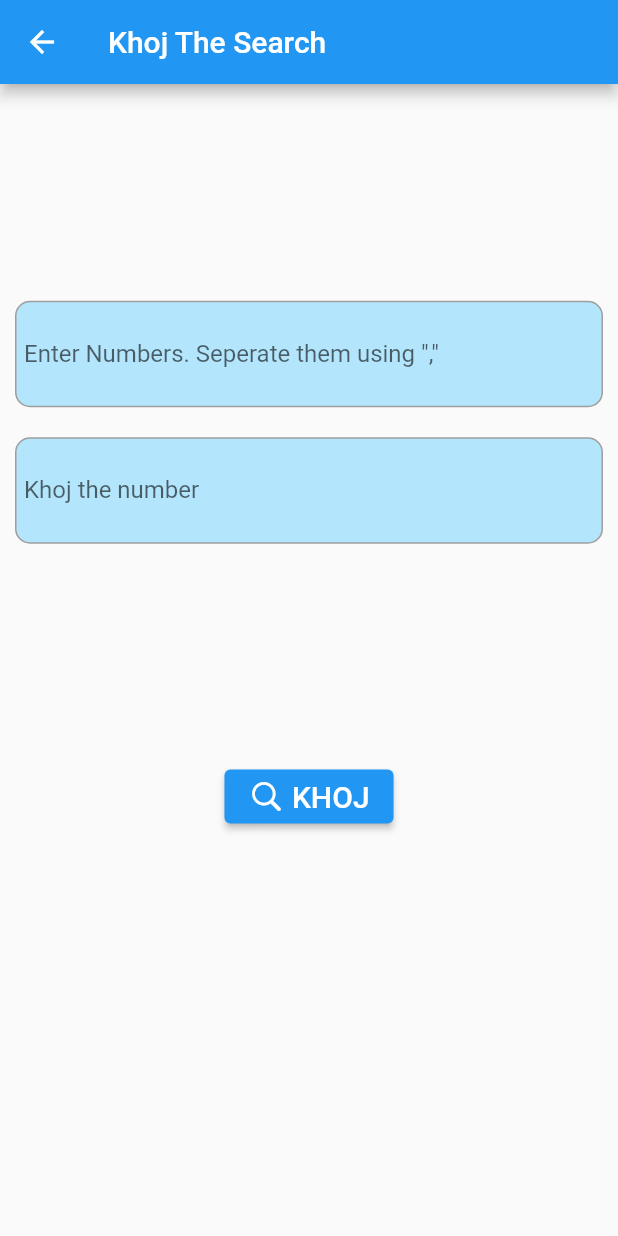
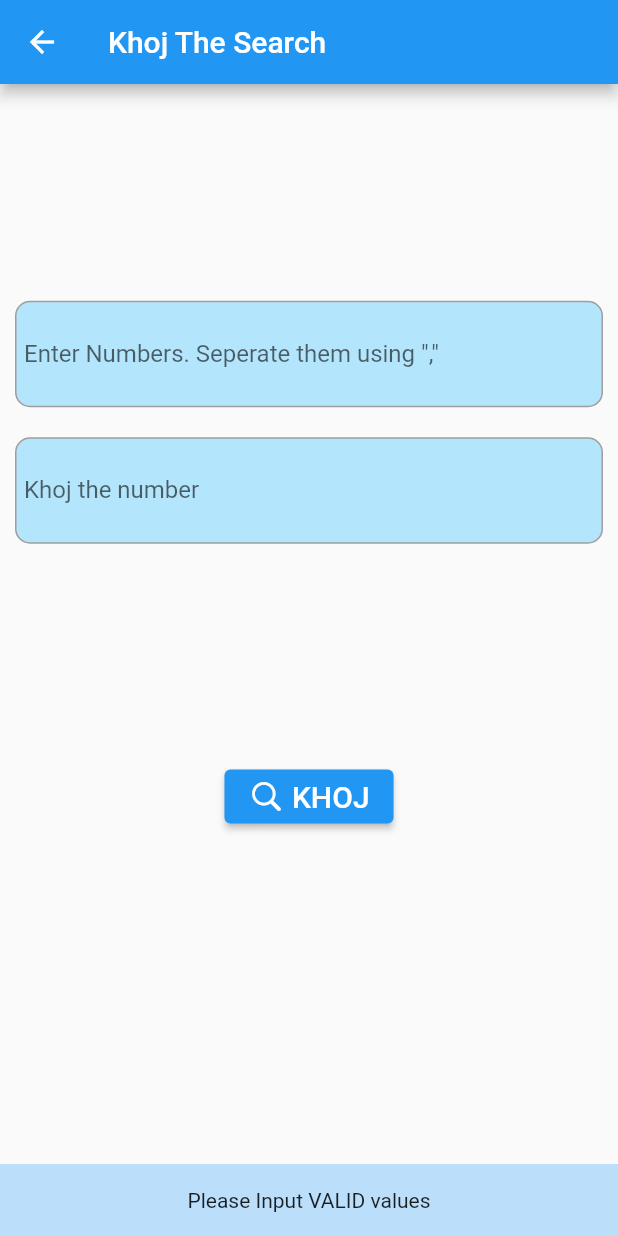
Before and after one commit to joardershawon/ami_coding_pari_na, a Flutter app: the SearchPage screen opened by its route, after a tap on "KHOJ", on a phone screen of 412 x 824 dp. Run offline on Flutter 3.47's test engine with Material 2 defaults, Android fonts, the phone set to English and light mode, and no system bars; drawn by our look-alikes of another_flushbar; our stand-ins replace auto_route, bloc, dartz, flutter_bloc, freezed_annotation, get_it and 2 more; generated files the repository leaves out were written again; network calls fail.

Commit message:
KhojTheSearch

```diff
--- a/lib/application/khoj/khoj_bloc.dart
+++ b/lib/application/khoj/khoj_bloc.dart
@@ -1,10 +1,12 @@
 import 'dart:async';
 
+import 'package:ami_coding_pari_na/domain/khoj/i_khoj_repository.dart';
+import 'package:ami_coding_pari_na/domain/khoj/khoj.dart';
+import 'package:ami_coding_pari_na/domain/khoj/value_object.dart';
+import 'package:ami_coding_pari_na/infrastructure/khoj/khoj_repository.dart';
 import 'package:bloc/bloc.dart';
-import 'package:dartz/dartz.dart';
 import 'package:freezed_annotation/freezed_annotation.dart';
 import 'package:injectable/injectable.dart';
-import 'package:kt_dart/collection.dart';
 
 part 'khoj_event.dart';
 part 'khoj_state.dart';
@@ -12,46 +14,26 @@ part 'khoj_bloc.freezed.dart';
 
 @injectable
 class KhojBloc extends Bloc<KhojEvent, KhojState> {
-  KhojBloc() : super(KhojState.initial());
-
+  KhojBloc(this._ikhojRepository) : super(KhojState.initial());
+  IKhojRepository _ikhojRepository;
   @override
   Stream<KhojState> mapEventToState(
     KhojEvent event,
   ) async* {
-    var arrList = [];
     yield* event.map(
-      started: (e) async* {},
-      arrayPassed: (e) async* {
-        arrList.add(
-          e.arr!.split(","),
+      khojButtonPressed: (e) async* {
+        yield KhojState.khojStarted();
+        _ikhojRepository.putKhoj(
+          Khoj(
+            arrayString: ArrayString(e.arr),
+            searchString: SearchString(e.nmbr),
+          ),
         );
-        yield state.copyWith(arrayList: arrList[0]);
-        print(arrList[0]);
-      },
-      khojNumber: (e) async* {
-        yield state.copyWith(
-          arrayList: state.arrayList,
-          number: e.nmbr,
-        );
-        print(e.nmbr);
-      },
-      khojButtonPressed: (e) async* {
-        print(state.arrayList!);
-        print(state.number);
-        if (state.arrayList!.contains(state.number)) {
-          yield state.copyWith(
-            arrayList: state.arrayList,
-            number: state.number,
-            isTrue: true,
-          );
-        } else {
-          yield state.copyWith(
-            arrayList: state.arrayList,
-            number: state.number,
-            isTrue: false,
-          );
-        }
-        print(state.isTrue);
+
+        var d = await _ikhojRepository.watchAllKhoj();
+        print(d.array);
+        bool isTrue = d.array!.contains(e.nmbr!);
+        yield KhojState.khojEnded(isTrue);
       },
     );
   }
--- a/lib/application/khoj/khoj_event.dart
+++ b/lib/application/khoj/khoj_event.dart
@@ -2,8 +2,8 @@ part of 'khoj_bloc.dart';
 
 @freezed
 class KhojEvent with _$KhojEvent {
-  const factory KhojEvent.started() = _Started;
-  const factory KhojEvent.arrayPassed(String? arr) = _ArrayPassed;
-  const factory KhojEvent.khojNumber(String? nmbr) = _KhojNumber;
-  const factory KhojEvent.khojButtonPressed() = _KhojButtonPressed;
+  const factory KhojEvent.khojButtonPressed({
+    @required String? arr,
+    @required String? nmbr,
+  }) = _KhojButtonPressed;
 }
--- a/lib/application/khoj/khoj_state.dart
+++ b/lib/application/khoj/khoj_state.dart
@@ -2,14 +2,7 @@ part of 'khoj_bloc.dart';
 
 @freezed
 class KhojState with _$KhojState {
-  const factory KhojState({
-    @required bool? isTrue,
-    @required List? arrayList,
-    @required String? number,
-  }) = _KhojState;
-  factory KhojState.initial() => KhojState(
-        isTrue: null,
-        arrayList: [],
-        number: null,
-      );
+  const factory KhojState.initial() = _Initial;
+  const factory KhojState.khojStarted() = _KhojStarted;
+  const factory KhojState.khojEnded(bool isTrue) = _KhojEnded;
 }
--- /dev/null
+++ b/lib/domain/khoj/i_khoj_repository.dart
@@ -0,0 +1,7 @@
+import 'package:ami_coding_pari_na/domain/khoj/khoj.dart';
+import 'package:ami_coding_pari_na/infrastructure/khoj/khoj_db.dart';
+
+abstract class IKhojRepository {
+  Future<KhojDb> watchAllKhoj();
+  void putKhoj(Khoj? khoj);
+}
--- /dev/null
+++ b/lib/domain/khoj/khoj.dart
@@ -0,0 +1,15 @@
+import 'package:ami_coding_pari_na/domain/khoj/value_object.dart';
+import 'package:freezed_annotation/freezed_annotation.dart';
+part 'khoj.freezed.dart';
+
+@freezed
+abstract class Khoj with _$Khoj {
+  const factory Khoj({
+    @required ArrayString? arrayString,
+    @required SearchString? searchString,
+  }) = _Khoj;
+  factory Khoj.empty() => Khoj(
+        arrayString: ArrayString(''),
+        searchString: SearchString(''),
+      );
+}
--- /dev/null
+++ b/lib/domain/khoj/value_object.dart
@@ -0,0 +1,23 @@
+import 'package:ami_coding_pari_na/domain/core/failure.dart';
+import 'package:ami_coding_pari_na/domain/core/value_object.dart';
+import 'package:ami_coding_pari_na/domain/core/value_validators.dart';
+
+import 'package:dartz/dartz.dart';
+
+class ArrayString extends ValueObject<String> {
+  @override
+  final Either<ValueFailure<String>, String> value;
+  factory ArrayString(String? input) {
+    return ArrayString._(validateStringNotEmpty(input!));
+  }
+  const ArrayString._(this.value);
+}
+
+class SearchString extends ValueObject<String> {
+  @override
+  final Either<ValueFailure<String>, String> value;
+  factory SearchString(String? input) {
+    return SearchString._(validateStringNotEmpty(input!));
+  }
+  const SearchString._(this.value);
+}
--- a/lib/presentation/searchPage/widgets/search_body.dart
+++ b/lib/presentation/searchPage/widgets/search_body.dart
@@ -1,6 +1,9 @@
 import 'package:ami_coding_pari_na/application/khoj/khoj_bloc.dart';
+import 'package:another_flushbar/flushbar.dart';
+
 import 'package:flutter/cupertino.dart';
 import 'package:flutter/material.dart';
+import 'package:flutter/services.dart';
 import 'package:flutter_bloc/flutter_bloc.dart';
 
 class SearchBody extends StatelessWidget {
@@ -10,7 +13,24 @@ class SearchBody extends StatelessWidget {
 
   @override
   Widget build(BuildContext context) {
-    return BlocBuilder<KhojBloc, KhojState>(
+    TextEditingController _textController = TextEditingController();
+    TextEditingController _searchTextController = TextEditingController();
+    return BlocConsumer<KhojBloc, KhojState>(
+      listener: (context, state) {
+        state.map(
+          initial: (_) {},
+          khojStarted: (_) => CircularProgressIndicator(),
+          khojEnded: (khoj) => Flushbar(
+            backgroundColor: Colors.blue.shade100,
+            duration: Duration(seconds: 2),
+            messageText: Center(
+              child: Text(
+                khoj.isTrue.toString().toUpperCase(),
+              ),
+            ),
+          )..show(context),
+        );
+      },
       builder: (context, khojState) {
         return SafeArea(
           child: Container(
@@ -32,13 +52,11 @@ class SearchBody extends StatelessWidget {
                         ),
                       ),
                       child: TextFormField(
+                        keyboardType: TextInputType.text,
+                        controller: _textController,
                         decoration: InputDecoration(
                           border: InputBorder.none,
                           labelText: 'Enter Numbers. Seperate them using "," ',
-                        ),
-                        onChanged: (value) =>
-                            BlocProvider.of<KhojBloc>(context).add(
-                          KhojEvent.arrayPassed(value),
                         ),
                       ),
                     ),
@@ -58,13 +76,13 @@ class SearchBody extends StatelessWidget {
                         ),
                       ),
                       child: TextFormField(
+                        inputFormatters: [
+                          FilteringTextInputFormatter.digitsOnly
+                        ],
+                        controller: _searchTextController,
                         decoration: InputDecoration(
                           border: InputBorder.none,
                           labelText: 'Khoj the number',
-                        ),
-                        onChanged: (value) =>
-                            BlocProvider.of<KhojBloc>(context).add(
-                          KhojEvent.khojNumber(value),
                         ),
                       ),
                     ),
@@ -90,9 +108,25 @@ class SearchBody extends StatelessWidget {
                             ),
                           ],
                         ),
-                        onPressed: () => BlocProvider.of<KhojBloc>(context).add(
-                          KhojEvent.khojButtonPressed(),
-                        ),
+                        onPressed: () {
+                          if (_textController.text.isNotEmpty &&
+                              _searchTextController.text.isNotEmpty) {
+                            BlocProvider.of<KhojBloc>(context)
+                              ..add(
+                                KhojEvent.khojButtonPressed(
+                                  arr: _textController.text,
+                                  nmbr: _searchTextController.text,
+                                ),
+                              );
+                          } else {
+                            Flushbar(
+                              backgroundColor: Colors.blue.shade100,
+                              duration: Duration(seconds: 2),
+                              messageText: Center(
+                                  child: Text('Please Input VALID values')),
+                            )..show(context);
+                          }
+                        },
                       ),
                     ],
                   ),
--- a/pubspec.yaml
+++ b/pubspec.yaml
@@ -23,6 +23,7 @@ environment:
 dependencies:
   flutter:
     sdk: flutter
+  another_flushbar: ^1.10.23
   async: null
   auto_route: ^2.2.0
   cupertino_icons: ^1.0.2
@@ -34,6 +35,8 @@ dependencies:
   injectable: ^1.4.1
   json_serializable: ^4.1.3
   kt_dart: ^0.9.1
+  objectbox: ^1.0.0
+  objectbox_sync_flutter_libs: ^1.0.0
   path_provider: ^2.0.2
   rxdart: ^0.27.1
 
@@ -44,6 +47,7 @@ dev_dependencies:
   build_runner: ^2.0.5
   freezed: ^0.14.2
   injectable_generator: ^1.4.1
+  objectbox_generator: ^1.0.0
 
 # For information on the generic Dart part of this file, see the
 # following page: https://dart.dev/tools/pub/pubspec
```
Also changed, not shown: lib/infrastructure/khoj/khoj_db.dart (added, +13 -0 lines), lib/infrastructure/khoj/khoj_repository.dart (added, +48 -0 lines), lib/objectbox-model.json (added, +40 -0 lines), lib/application/khoj/khoj_bloc.freezed.dart, lib/domain/khoj/khoj.freezed.dart (added), lib/injection.config.dart, lib/objectbox.g.dart (added), pubspec.lock, 2 other files.
